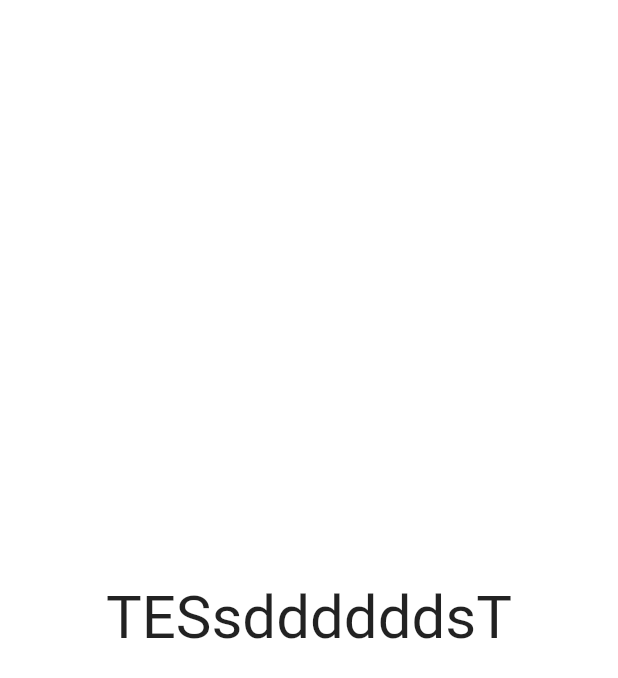
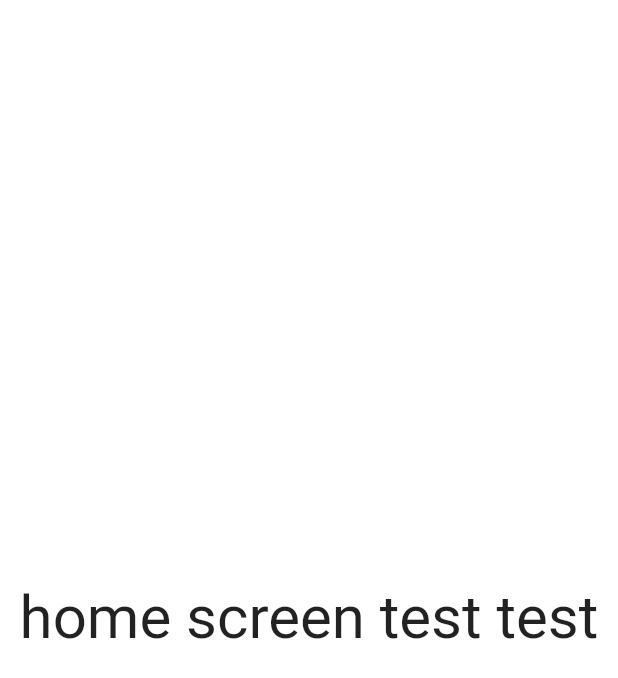
Before and after one commit to riqi3/StreamingApp, a Flutter app: the HomeScreen screen opened by its route, on a phone screen of 412 x 824 dp. Shown: the top 678 px of the screen. Run offline on Flutter 3.47's test engine with Material 2 defaults, Android fonts, the phone set to English and light mode, and no system bars; our stand-ins replace gradient_borders, outline_gradient_button, smooth_page_indicator.

Commit message:
test commit for branching homescreen

```diff
--- a/streaming_app/lib/pages/HomeScreen.dart
+++ b/streaming_app/lib/pages/HomeScreen.dart
@@ -8,7 +8,7 @@ class HomeScreen extends StatelessWidget {
     return Scaffold(
       body:  Center(
       child: Text(
-        'TESsddddddsT',
+        'home screen test test',
         style: TextStyle(fontSize: 40),
       ),
     ),
```
